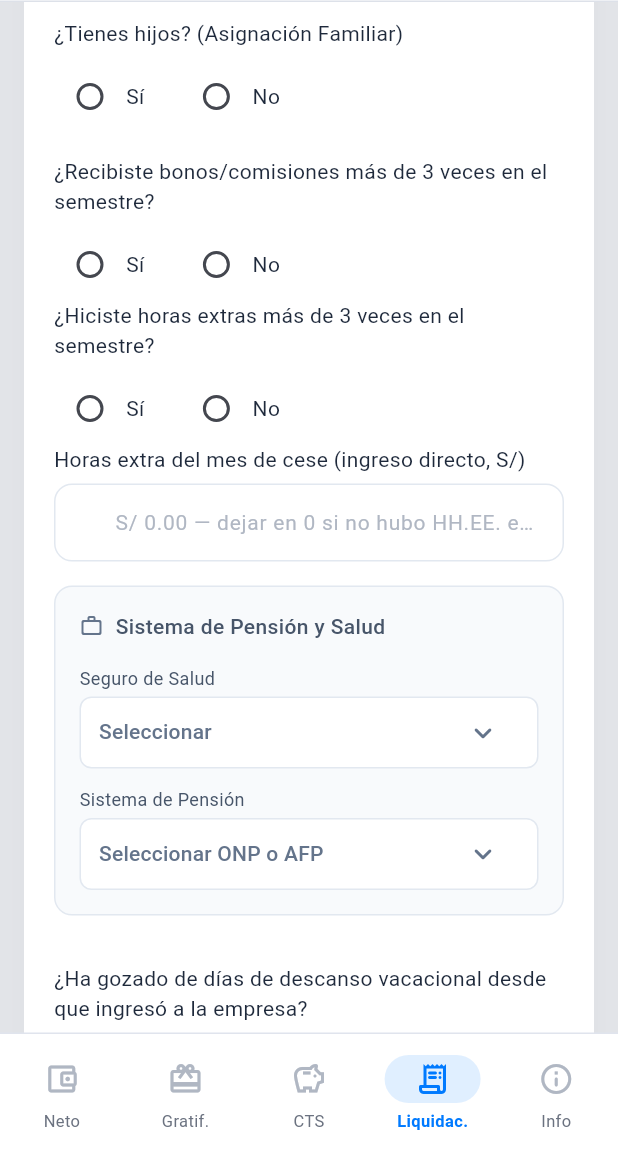
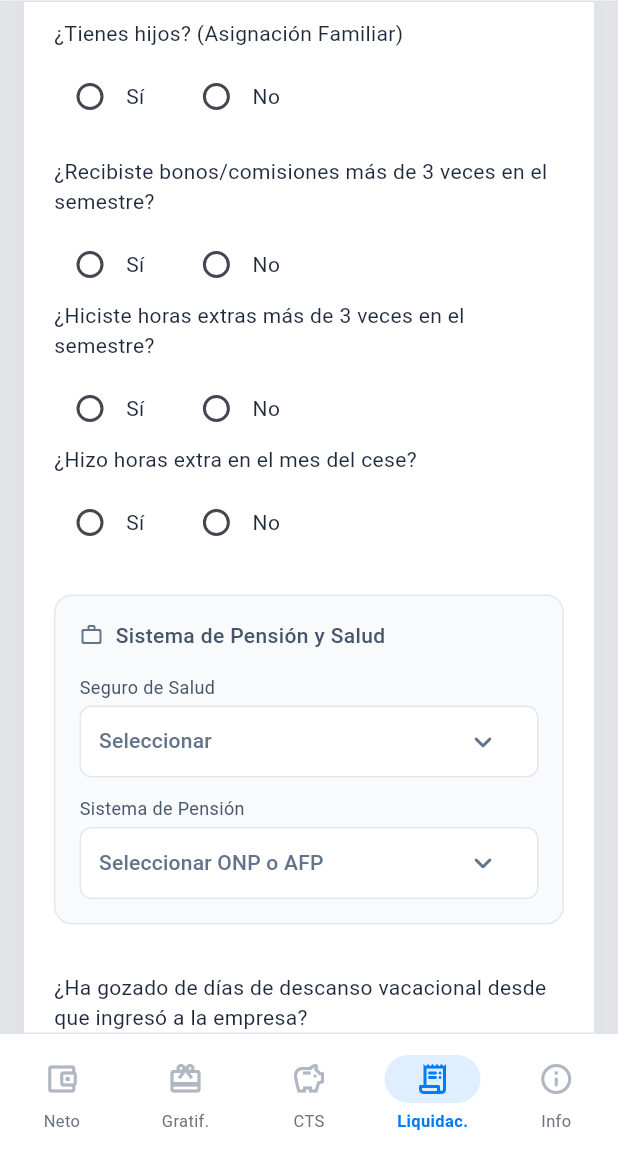
Before and after one commit to dieg0zu/CalculadoraLaboral, a Flutter app: the screen it shows after launch, item 4 of the bottom bar chosen, scrolled down 576 dp, on a phone screen of 412 x 824 dp, the part 82-1236 px from its top. Run offline on Flutter 3.47's test engine with Material 3 defaults, Android fonts, the phone set to English and light mode, and no system bars; our stand-ins replace currency_text_input_formatter, flutter_riverpod, mask_text_input_formatter.

```diff
--- a/calculadora_laboral/lib/domain/entities/employee_data.dart
+++ b/calculadora_laboral/lib/domain/entities/employee_data.dart
@@ -102,6 +102,9 @@ class EmployeeData {
   ///   S/ 0.00 y no se suma al totalizador, evitando duplicación.
   final bool isCurrentMonthSalaryAlreadyPaid;
 
+  /// Otras deducciones manuales al cese (préstamos, adelantos, etc.)
+  final double otherDeductions;
+
   const EmployeeData({
     this.grossSalary = 0.0,
     this.hasFamilyAllowance,
@@ -133,6 +136,7 @@ class EmployeeData {
     this.hasLastGratification,
     this.lastGratificationAmount = 0.0,
     this.isCurrentMonthSalaryAlreadyPaid = false,
+    this.otherDeductions = 0.0,
   });
 
   EmployeeData copyWith({
@@ -166,6 +170,7 @@ class EmployeeData {
     bool? hasLastGratification,
     double? lastGratificationAmount,
     bool? isCurrentMonthSalaryAlreadyPaid,
+    double? otherDeductions,
     bool clearPensionSystem = false,
     bool clearAfpType = false,
     bool clearCommissionType = false,
@@ -202,6 +207,7 @@ class EmployeeData {
       lastGratificationAmount: lastGratificationAmount ?? this.lastGratificationAmount,
       isCurrentMonthSalaryAlreadyPaid:
           isCurrentMonthSalaryAlreadyPaid ?? this.isCurrentMonthSalaryAlreadyPaid,
+      otherDeductions: otherDeductions ?? this.otherDeductions,
     );
   }
 
@@ -234,7 +240,8 @@ class EmployeeData {
           currentMonthOvertime == other.currentMonthOvertime &&
           hasLastGratification == other.hasLastGratification &&
           lastGratificationAmount == other.lastGratificationAmount &&
-          isCurrentMonthSalaryAlreadyPaid == other.isCurrentMonthSalaryAlreadyPaid;
+          isCurrentMonthSalaryAlreadyPaid == other.isCurrentMonthSalaryAlreadyPaid &&
+          otherDeductions == other.otherDeductions;
 
   @override
   int get hashCode => Object.hashAll([
@@ -264,5 +271,6 @@ class EmployeeData {
         hasLastGratification,
         lastGratificationAmount,
         isCurrentMonthSalaryAlreadyPaid,
+        otherDeductions,
       ]);
 }
--- a/calculadora_laboral/lib/domain/entities/liquidation_result.dart
+++ b/calculadora_laboral/lib/domain/entities/liquidation_result.dart
@@ -27,6 +27,12 @@ class LiquidationResult {
   /// Gratificación y CTS están exoneradas.
   final double pensionDeduction;
 
+  /// Deducción EPS.
+  final double epsDeduction;
+
+  /// Otras deducciones.
+  final double otherDeductions;
+
   /// Neto a recibir = netPendingSalary + currentMonthOvertimeResult
   ///               + netGratification + netCtsInLiquidation + netVacations
   ///               − pensionDeduction
@@ -43,6 +49,8 @@ class LiquidationResult {
     required this.netPendingSalary,
     required this.currentMonthOvertimeResult,
     required this.pensionDeduction,
+    required this.epsDeduction,
+    required this.otherDeductions,
     required this.totalToPay,
   });
 }
--- a/calculadora_laboral/lib/presentation/widgets/inputs/liquidation_inputs_panel.dart
+++ b/calculadora_laboral/lib/presentation/widgets/inputs/liquidation_inputs_panel.dart
@@ -21,19 +21,27 @@ class LiquidationInputsPanel extends ConsumerStatefulWidget {
 class _LiquidationInputsPanelState extends ConsumerState<LiquidationInputsPanel> {
   final _startDateController = TextEditingController();
   final _endDateController = TextEditingController();
+  late TextEditingController _epsCostController;
 
   final _startDateMaskFormatter = DateTextFormatter();
 
   final _endDateMaskFormatter = DateTextFormatter();
 
-
   DateTime? _startDate;
   DateTime? _endDate;
+  bool? _hasCurrentMonthOvertime;
+
+  @override
+  void initState() {
+    super.initState();
+    _epsCostController = TextEditingController();
+  }
 
   @override
   void dispose() {
     _startDateController.dispose();
     _endDateController.dispose();
+    _epsCostController.dispose();
     super.dispose();
   }
 
@@ -180,6 +188,19 @@ class _LiquidationInputsPanelState extends ConsumerState<LiquidationInputsPanel>
       return;
     }
 
+    if (_hasCurrentMonthOvertime == null) {
+      ScaffoldMessenger.of(context).showSnackBar(
+        const SnackBar(content: Text('Por favor, indica si hiciste horas extras en el mes de cese.')),
+      );
+      return;
+    }
+
+    if (_hasCurrentMonthOvertime == true && data.currentMonthOvertime <= 0) {
+      ScaffoldMessenger.of(context).showSnackBar(
+        const SnackBar(content: Text('Por favor, ingresa el monto de horas extras del mes de cese.')),
+      );
+      return;
+    }
 
 
     if (data.healthInsurance == null) {
@@ -542,12 +563,48 @@ class _LiquidationInputsPanelState extends ConsumerState<LiquidationInputsPanel>
               ),
               const SizedBox(height: 16),
             ],
-            // Campo siempre visible: horas extra del mes de cese
+
             const Text(
-              'Horas extra del mes de cese (ingreso directo, S/)',
+              '¿Hizo horas extra en el mes del cese?',
               style: TextStyle(fontSize: 14, color: textDark),
             ),
-            const SizedBox(height: 6),
+            const SizedBox(height: 8),
+            Row(
+              children: [
+                Row(
+                  mainAxisSize: MainAxisSize.min,
+                  children: [
+                    Radio<bool>(
+                      value: true,
+                      groupValue: _hasCurrentMonthOvertime,
+                      activeColor: primaryBlue,
+                      onChanged: (val) {
+                        setState(() => _hasCurrentMonthOvertime = true);
+                      },
+                    ),
+                    const Text('Sí', style: TextStyle(color: textDark)),
+                  ],
+                ),
+                const SizedBox(width: 24),
+                Row(
+                  mainAxisSize: MainAxisSize.min,
+                  children: [
+                    Radio<bool>(
+                      value: false,
+                      groupValue: _hasCurrentMonthOvertime,
+                      activeColor: primaryBlue,
+                      onChanged: (val) {
+                        setState(() => _hasCurrentMonthOvertime = false);
+                        notifier.updateCurrentMonthOvertime(0);
+                      },
+                    ),
+                    const Text('No', style: TextStyle(color: textDark)),
+                  ],
+                ),
+              ],
+            ),
+            if (_hasCurrentMonthOvertime == true) ...[
+              const SizedBox(height: 12),
               TextFormField(
                 key: const ValueKey('currentMonthOvertime'),
                 initialValue: data.currentMonthOvertime == 0
@@ -563,7 +620,7 @@ class _LiquidationInputsPanelState extends ConsumerState<LiquidationInputsPanel>
                 decoration: InputDecoration(
                   filled: true,
                   fillColor: Colors.white,
-                hintText: 'S/ 0.00 — dejar en 0 si no hubo HH.EE. este mes',
+                  hintText: 'Ingrese el monto en soles',
                   prefixText: 'S/ ',
                   prefixStyle: const TextStyle(color: textDark, fontSize: 16),
                   contentPadding: const EdgeInsets.symmetric(horizontal: 16, vertical: 14),
@@ -577,10 +634,12 @@ class _LiquidationInputsPanelState extends ConsumerState<LiquidationInputsPanel>
                   ),
                 ),
                 onChanged: (v) => notifier.updateCurrentMonthOvertime(
-                double.tryParse(v.replaceAll('.', '').replaceAll(',', '.')) ?? 0.0,
+                  double.tryParse(v.replaceAll('.', '').replaceAll(',', '.')) ?? 0,
                 ),
               ),
-            const SizedBox(height: 16),
+            ],
+            const SizedBox(height: 24),
+
             // ── Caja Gris: Sistema de Pensión y Salud ──
             Container(
               padding: const EdgeInsets.all(16),
@@ -630,7 +689,13 @@ class _LiquidationInputsPanelState extends ConsumerState<LiquidationInputsPanel>
                           DropdownMenuItem(value: HealthInsurance.sis, child: Text('Ambos (EPS + EsSalud)', style: TextStyle(fontSize: 14))),
                         ],
                         onChanged: (val) {
-                          if (val != null) notifier.updateHealthInsurance(val);
+                          if (val != null) {
+                            notifier.updateHealthInsurance(val);
+                            if (val == HealthInsurance.essalud) {
+                              notifier.updateEpsCost(0);
+                              _epsCostController.text = '';
+                            }
+                          }
                         },
                       ),
                     ),
@@ -767,29 +832,7 @@ class _LiquidationInputsPanelState extends ConsumerState<LiquidationInputsPanel>
                 onChanged: (val) => notifier.updateTakenVacationDays(int.tryParse(val) ?? 0),
               ),
             ],
-            const SizedBox(height: 16),
-
-            // ── Bonos Pendientes (Liquidación) ──
-            const Text('Bonos pendientes a pagar (opcional)', style: TextStyle(color: textDark, fontSize: 14)),
-            const SizedBox(height: 8),
-            TextFormField(
-              initialValue: data.pendingBonuses == 0 ? '' : CurrencyTextInputFormatter.currency(locale: 'es', symbol: '', decimalDigits: 2).formatDouble(data.pendingBonuses),
-              keyboardType: const TextInputType.numberWithOptions(decimal: true),
-              inputFormatters: [FilteringTextInputFormatter.deny(RegExp(r'-')), CurrencyTextInputFormatter.currency(locale: 'es', symbol: '', decimalDigits: 2)],
-              style: const TextStyle(fontSize: 16, color: textDark),
-              decoration: InputDecoration(
-                filled: true,
-                fillColor: Colors.white,
-                hintText: 'Monto a pagar (S/)',
-                prefixText: 'S/ ',
-                prefixStyle: const TextStyle(color: textDark, fontSize: 16),
-                contentPadding: const EdgeInsets.symmetric(horizontal: 16, vertical: 14),
-                enabledBorder: OutlineInputBorder(borderRadius: BorderRadius.circular(12), borderSide: const BorderSide(color: Color(0xFFE2E8F0))),
-                focusedBorder: OutlineInputBorder(borderRadius: BorderRadius.circular(12), borderSide: const BorderSide(color: primaryBlue, width: 1.5)),
-              ),
-              onChanged: (val) => notifier.updatePendingBonuses(double.tryParse(val.replaceAll('.', '').replaceAll(',', '.')) ?? 0.0),
-            ),
-            const SizedBox(height: 24),
+            const SizedBox(height: 32),
 
             // ── Botón Calcular ──
             SizedBox(
```
Also changed, not shown: calculadora_laboral/lib/domain/usecases/calculate_liquidation.dart (+12 -1 lines), calculadora_laboral/lib/presentation/providers/liquidation_data_provider.dart (+8 -0 lines), calculadora_laboral/lib/presentation/screens/liquidation_result_screen.dart (+14 -0 lines). Lines whose indentation alone changed are shown as unchanged.
